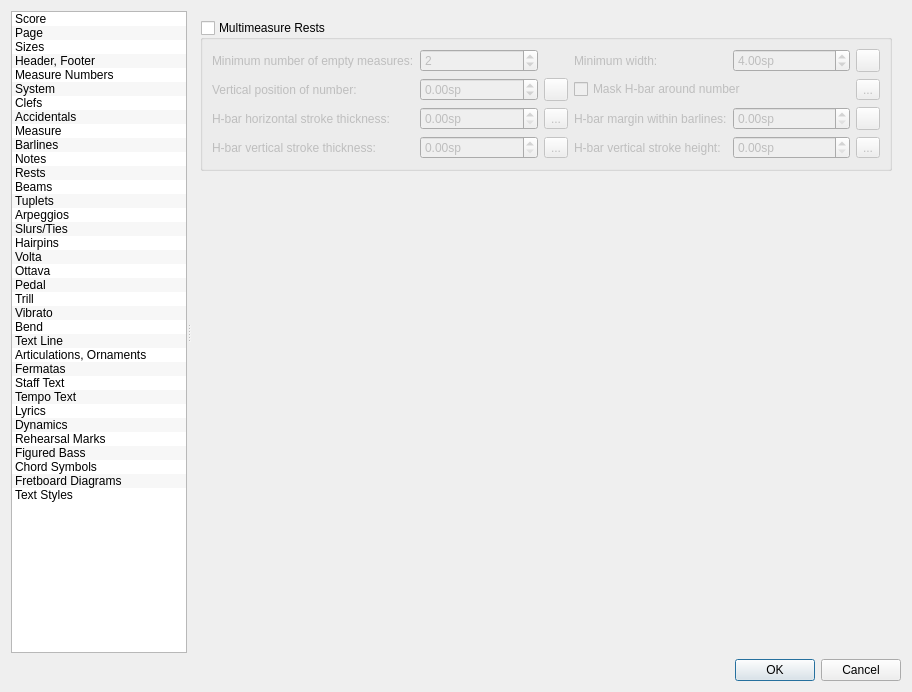
The window that mscore/editstyle.ui (mattmcclinch/MuseScore) describes before a commit, drawn with Qt 5.
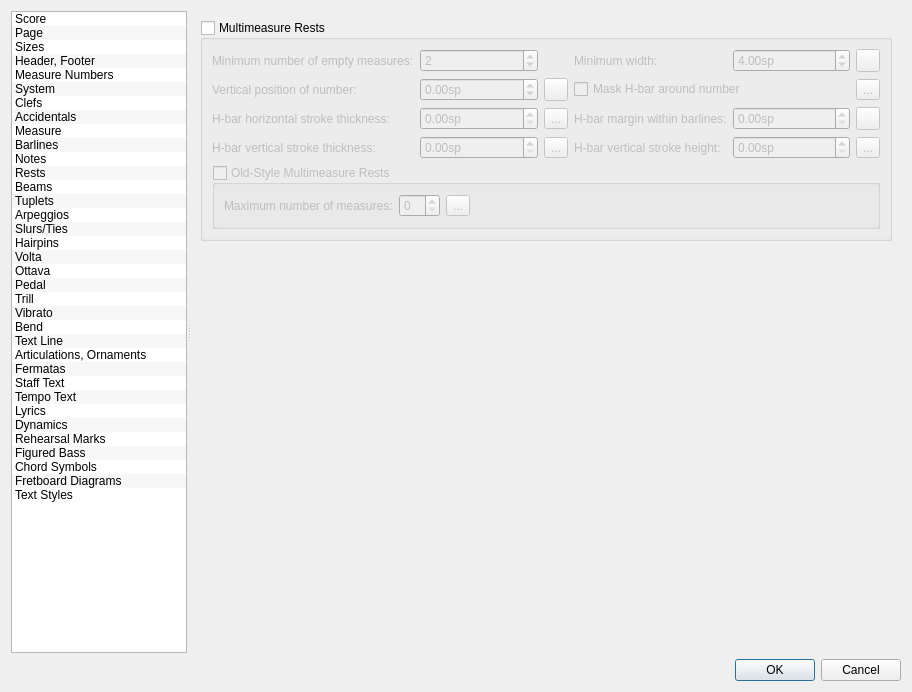
The same window after the commit. The open tabs and pages were chosen to show the change. Icons and pictures are not drawn. Custom widgets are drawn as their Qt base class.

Commit message: Fix #44846: Add old-style mmrests

The edit to the form file:
```diff
--- a/mscore/editstyle.ui
+++ b/mscore/editstyle.ui
@@ -4426,6 +4426,55 @@
              </property>
             </widget>
            </item>
+           <item row="4" column="0" colspan="6">
+            <widget class="QGroupBox" name="oldStyleMultiMeasureRests">
+             <property name="title">
+              <string>Old-Style Multimeasure Rests</string>
+             </property>
+             <property name="checkable">
+              <bool>true</bool>
+             </property>
+             <property name="checked">
+              <bool>false</bool>
+             </property>
+             <layout class="QGridLayout" name="gridLayout_30">
+              <item row="0" column="0">
+               <widget class="QLabel" name="label_146">
+                <property name="text">
+                 <string>Maximum number of measures:</string>
+                </property>
+               </widget>
+              </item>
+              <item row="0" column="1">
+               <widget class="QSpinBox" name="mmRestOldStyleMaxMeasures"/>
+              </item>
+              <item row="0" column="2">
+               <widget class="QToolButton" name="resetMMRestOldStyleMaxMeasures">
+                <property name="text">
+                 <string>...</string>
+                </property>
+                <property name="icon">
+                 <iconset>
+                  <normaloff>data/icons/edit-reset.svg</normaloff>data/icons/edit-reset.svg</iconset>
+                </property>
+               </widget>
+              </item>
+              <item row="0" column="3">
+               <spacer name="horizontalSpacer_15">
+                <property name="orientation">
+                 <enum>Qt::Horizontal</enum>
+                </property>
+                <property name="sizeHint" stdset="0">
+                 <size>
+                  <width>40</width>
+                  <height>20</height>
+                 </size>
+                </property>
+               </spacer>
+              </item>
+             </layout>
+            </widget>
+           </item>
           </layout>
          </widget>
         </item>
```
The commit also changes 9 other files.
